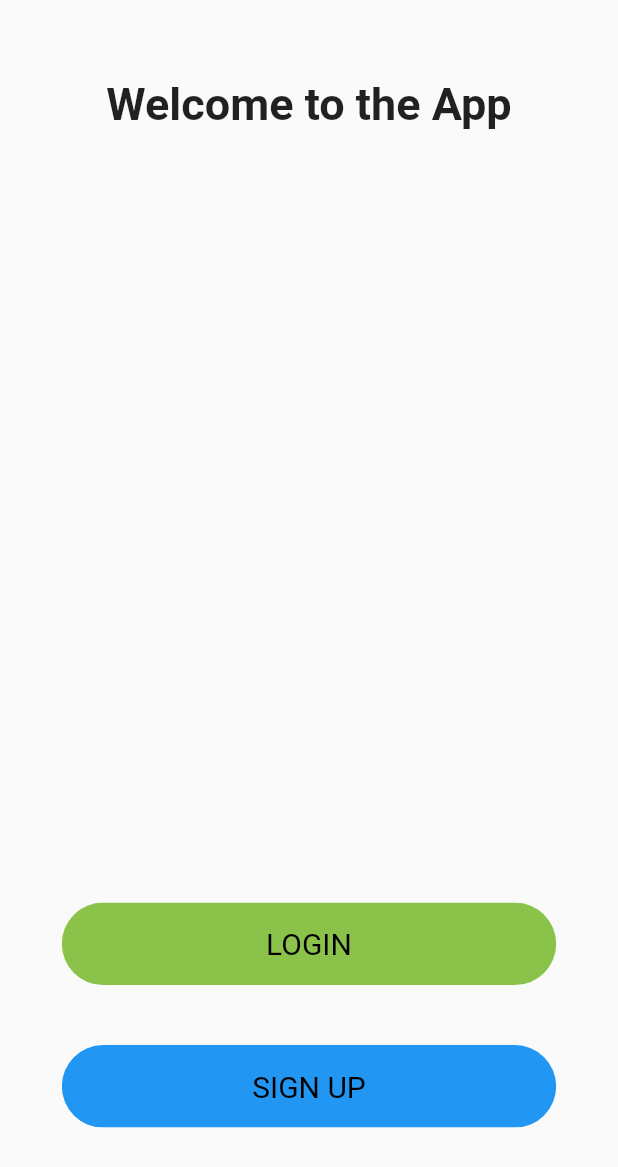
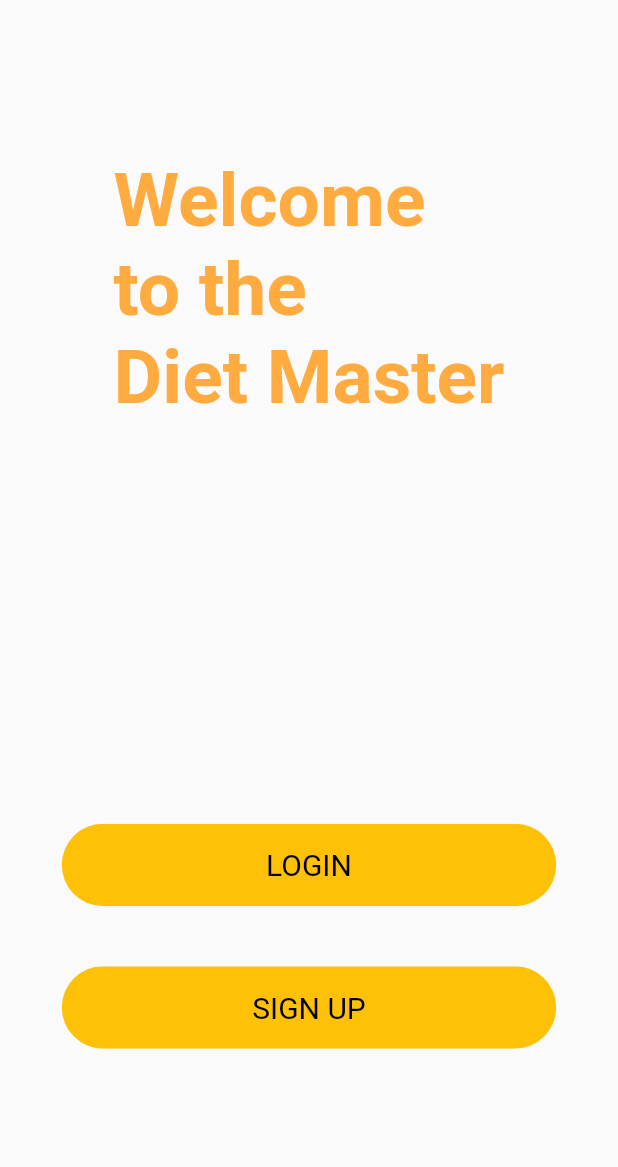
Before and after one commit to Ywhire/app, a Flutter app: the screen it shows after launch, on a phone screen of 412 x 824 dp. Shown: the top 1167 px of the screen. Run offline on Flutter 3.47's test engine with Material 2 defaults, Android fonts, the phone set to English and light mode, and no system bars; our stand-ins replace flutter_vector_icons, table_calendar.

Commit message:
Sunum öncesi değişiklikler

```diff
--- a/lib/loginPage.dart
+++ b/lib/loginPage.dart
@@ -63,7 +63,7 @@ class LoginBody extends StatelessWidget {
                     padding: const EdgeInsets.all(16.0),
                     primary: Colors.black,
                     textStyle: const TextStyle(fontSize: 20),
-                    backgroundColor: Colors.lightGreen,
+                    backgroundColor: Colors.amber,
                   ),
                   onPressed: () {
                     Navigator.push(
--- a/lib/module/calendar/calendar.dart
+++ b/lib/module/calendar/calendar.dart
@@ -118,7 +118,7 @@ class _CalendarState extends State<Calendar> {
         onPressed: () => showDialog(
           context: context,
           builder: (context) => AlertDialog(
-            title: Text("Add Event"),
+            title: Text("Add Diet List"),
             content: TextFormField(
               controller: _eventController,
             ),
@@ -151,7 +151,7 @@ class _CalendarState extends State<Calendar> {
             ],
           ),
         ),
-        label: Text("Add Event"),
+        label: Text("Add Diet List"),
         icon: Icon(Icons.add),
       ),
     );
--- a/lib/module/welcome/body.dart
+++ b/lib/module/welcome/body.dart
@@ -12,11 +12,11 @@ class Body extends StatelessWidget {
         mainAxisAlignment: MainAxisAlignment.center,
         children: <Widget>[
           Text(
-            "Welcome to the App",
-            style: TextStyle(fontWeight: FontWeight.bold, fontSize: 30),
+            "Welcome \nto the \nDiet Master",
+            style: TextStyle(fontWeight: FontWeight.bold, fontSize: 50, color : Colors.orangeAccent),
           ),
           SizedBox(
-            height: size.height * 0.6,
+            height: size.height * 0.3,
           ),
           Container(
             // Login button
@@ -30,7 +30,7 @@ class Body extends StatelessWidget {
                   padding: const EdgeInsets.all(16.0),
                   primary: Colors.black,
                   textStyle: const TextStyle(fontSize: 20),
-                  backgroundColor: Colors.lightGreen,
+                  backgroundColor: Colors.amber,
                 ),
                 onPressed: () {
                   Navigator.push(
@@ -53,7 +53,7 @@ class Body extends StatelessWidget {
                   padding: const EdgeInsets.all(16.0),
                   primary: Colors.black,
                   textStyle: const TextStyle(fontSize: 20),
-                  backgroundColor: Colors.blue,
+                  backgroundColor: Colors.amber,
                 ),
                 onPressed: () {
                   Navigator.push(
--- a/lib/widget/drawer.dart
+++ b/lib/widget/drawer.dart
@@ -50,7 +50,8 @@ class SideDrawer extends StatelessWidget {
         margin: EdgeInsets.zero,
         padding: EdgeInsets.zero,
         decoration: BoxDecoration(
-            color: Colors.amber
+            color: Colors.amber,
+
         ),
         child: Stack(children: <Widget>[
           Positioned(
--- a/pubspec.yaml
+++ b/pubspec.yaml
@@ -58,7 +58,8 @@ flutter:
   # assets:
   #   - images/a_dot_burr.jpeg
   #   - images/a_dot_ham.jpeg
-
+assets:
+  -assets/images/elma.png
   # An image asset can refer to one or more resolution-specific "variants", see
   # https://flutter.dev/assets-and-images/#resolution-aware.
 
```
Also changed, not shown: lib/module/settings/settings_page.dart (+4 -4 lines), assets/elma.png (added).
